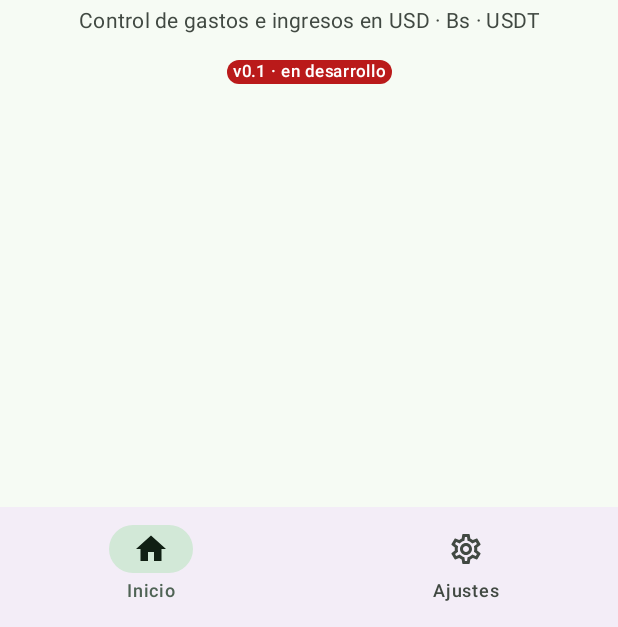
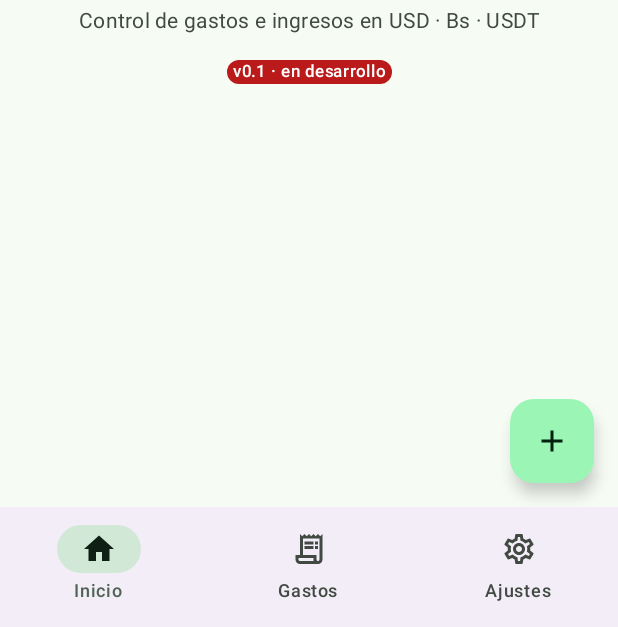
Before and after one commit to SuricatoAviones/spentz-trackr-kotlin, an Android app built with Jetpack Compose: the composable MainNavHost shown on its own in the app's theme, on a phone screen of 412 x 824 dp, the part 609-1236 px from its top. Run offline under Robolectric (Android 15) with nearby library versions, the phone set to English and light mode, and no system bars.

Commit message:
feat: pestana gastos, rutas de formulario y detalle y fab de alta en inicio (docs/08 F3)

```diff
--- a/app/src/main/java/io/github/suricatoaviones/spentztrackr/feature/home/HomeScreen.kt
+++ b/app/src/main/java/io/github/suricatoaviones/spentztrackr/feature/home/HomeScreen.kt
@@ -1,10 +1,15 @@
 package io.github.suricatoaviones.spentztrackr.feature.home
 
 import androidx.compose.foundation.layout.Arrangement
+import androidx.compose.foundation.layout.Box
 import androidx.compose.foundation.layout.Column
 import androidx.compose.foundation.layout.fillMaxSize
 import androidx.compose.foundation.layout.padding
+import androidx.compose.material.icons.Icons
+import androidx.compose.material.icons.filled.Add
 import androidx.compose.material3.Badge
+import androidx.compose.material3.FloatingActionButton
+import androidx.compose.material3.Icon
 import androidx.compose.material3.MaterialTheme
 import androidx.compose.material3.Surface
 import androidx.compose.material3.Text
@@ -18,15 +23,17 @@ import io.github.suricatoaviones.spentztrackr.R
 import io.github.suricatoaviones.spentztrackr.core.designsystem.SpentzMonogram
 
 /**
- * Placeholder de Inicio (Fase 1).
- *
+ * Placeholder de Inicio (Fase 3) con el FAB de alta rápida.
  * En la Fase 6 se convierte en el dashboard real: totales del mes en
- * USD/USDT, presupuesto, últimos movimientos. Por ahora confirma que tema,
- * navegación y modos levantan correctamente.
+ * USD/USDT, presupuesto, últimos movimientos.
  */
 @Composable
-fun HomeScreen(modifier: Modifier = Modifier) {
+fun HomeScreen(
+    onAddExpense: (() -> Unit)? = null,
+    modifier: Modifier = Modifier,
+) {
     Surface(modifier = modifier.fillMaxSize()) {
+        Box(modifier = Modifier.fillMaxSize()) {
             Column(
                 modifier =
                     Modifier
@@ -53,5 +60,20 @@ fun HomeScreen(modifier: Modifier = Modifier) {
                     Text(text = stringResource(R.string.home_phase_badge))
                 }
             }
+            if (onAddExpense != null) {
+                FloatingActionButton(
+                    onClick = onAddExpense,
+                    modifier =
+                        Modifier
+                            .align(Alignment.BottomEnd)
+                            .padding(16.dp),
+                ) {
+                    Icon(
+                        imageVector = Icons.Filled.Add,
+                        contentDescription = stringResource(R.string.expenses_new),
+                    )
                 }
             }
+        }
+    }
+}
--- a/app/src/main/java/io/github/suricatoaviones/spentztrackr/navigation/MainNavHost.kt
+++ b/app/src/main/java/io/github/suricatoaviones/spentztrackr/navigation/MainNavHost.kt
@@ -4,8 +4,10 @@ import androidx.compose.foundation.layout.fillMaxSize
 import androidx.compose.foundation.layout.padding
 import androidx.compose.material.icons.Icons
 import androidx.compose.material.icons.filled.Home
+import androidx.compose.material.icons.filled.ReceiptLong
 import androidx.compose.material.icons.filled.Settings
 import androidx.compose.material.icons.outlined.Home
+import androidx.compose.material.icons.outlined.ReceiptLong
 import androidx.compose.material.icons.outlined.Settings
 import androidx.compose.material3.Icon
 import androidx.compose.material3.NavigationBar
@@ -19,79 +21,123 @@ import androidx.compose.ui.res.stringResource
 import androidx.navigation.NavDestination.Companion.hierarchy
 import androidx.navigation.NavGraph.Companion.findStartDestination
 import androidx.navigation.NavHostController
+import androidx.navigation.NavType
 import androidx.navigation.compose.NavHost
 import androidx.navigation.compose.composable
 import androidx.navigation.compose.currentBackStackEntryAsState
 import androidx.navigation.compose.rememberNavController
+import androidx.navigation.navArgument
 import io.github.suricatoaviones.spentztrackr.R
+import io.github.suricatoaviones.spentztrackr.feature.expenses.ExpenseDetailScreen
+import io.github.suricatoaviones.spentztrackr.feature.expenses.ExpenseFormScreen
+import io.github.suricatoaviones.spentztrackr.feature.expenses.ExpensesScreen
 import io.github.suricatoaviones.spentztrackr.feature.home.HomeScreen
 import io.github.suricatoaviones.spentztrackr.feature.settings.SettingsScreen
 
 /**
- * App principal tras el onboarding: barra inferior Inicio/Ajustes (Fase 1;
- * Gastos/Ingresos llegan con sus fases, según `tracking_type`).
+ * App principal tras el onboarding: barra inferior Inicio/Gastos/Ajustes.
+ * Ingresos llega con la Fase 4 (según `tracking_type`).
  */
 @Composable
 fun MainNavHost(navController: NavHostController = rememberNavController()) {
     val backStackEntry by navController.currentBackStackEntryAsState()
     val currentDestination = backStackEntry?.destination
 
+    val tabs =
+        listOf(
+            Tab(Routes.HOME, R.string.nav_home, Icons.Filled.Home, Icons.Outlined.Home),
+            Tab(Routes.EXPENSES, R.string.nav_expenses, Icons.Filled.ReceiptLong, Icons.Outlined.ReceiptLong),
+            Tab(Routes.SETTINGS, R.string.nav_settings, Icons.Filled.Settings, Icons.Outlined.Settings),
+        )
+
     Scaffold(
         modifier = Modifier.fillMaxSize(),
         bottomBar = {
             NavigationBar {
+                tabs.forEach { tab ->
+                    val selected =
+                        currentDestination?.hierarchy?.any { it.route == tab.route } == true
                     NavigationBarItem(
-                    selected = currentDestination?.hierarchy?.any { it.route == Routes.HOME } == true,
-                    onClick = { navController.navigateToTab(Routes.HOME) },
+                        selected = selected,
+                        onClick = { navController.navigateToTab(tab.route) },
                         icon = {
                             Icon(
-                            imageVector =
-                                if (currentDestination?.hierarchy?.any { it.route == Routes.HOME } == true) {
-                                    Icons.Filled.Home
-                                } else {
-                                    Icons.Outlined.Home
-                                },
+                                imageVector = if (selected) tab.iconSelected else tab.iconUnselected,
                                 contentDescription = null,
                             )
                         },
-                    label = { Text(stringResource(R.string.nav_home)) },
+                        label = { Text(stringResource(tab.labelRes)) },
                     )
-                NavigationBarItem(
-                    selected = currentDestination?.hierarchy?.any { it.route == Routes.SETTINGS } == true,
-                    onClick = { navController.navigateToTab(Routes.SETTINGS) },
-                    icon = {
-                        Icon(
-                            imageVector =
-                                if (currentDestination?.hierarchy?.any { it.route == Routes.SETTINGS } == true) {
-                                    Icons.Filled.Settings
-                                } else {
-                                    Icons.Outlined.Settings
-                                },
-                            contentDescription = null,
-                        )
-                    },
-                    label = { Text(stringResource(R.string.nav_settings)) },
-                )
+                }
             }
         },
     ) { padding ->
         NavHost(
             navController = navController,
             startDestination = Routes.HOME,
-            modifier = Modifier.fillMaxSize().padding(padding),
+            modifier =
+                Modifier
+                    .fillMaxSize()
+                    .padding(padding),
         ) {
             composable(Routes.HOME) {
-                HomeScreen()
+                HomeScreen(onAddExpense = { navController.navigate(Routes.expenseForm()) })
+            }
+            composable(Routes.EXPENSES) {
+                ExpensesScreen(
+                    onAddExpense = { navController.navigate(Routes.expenseForm()) },
+                    onOpenExpense = { id -> navController.navigate(Routes.expenseDetail(id)) },
+                )
             }
             composable(Routes.SETTINGS) {
                 SettingsScreen(
                     onConnectServer = { navController.navigate(Routes.serverLogin(fromSettings = true)) },
                 )
             }
+
+            composable(
+                route = Routes.EXPENSE_FORM,
+                arguments =
+                    listOf(
+                        navArgument(Routes.ARG_EDITING) {
+                            type = NavType.StringType
+                            defaultValue = ""
+                        },
+                    ),
+            ) { entry ->
+                val editingRaw = entry.arguments?.getString(Routes.ARG_EDITING).orEmpty()
+                ExpenseFormScreen(
+                    editingId = editingRaw.toLongOrNull(),
+                    onSaved = { navController.popBackStack() },
+                )
+            }
+
+            composable(
+                route = Routes.EXPENSE_DETAIL,
+                arguments =
+                    listOf(
+                        navArgument(Routes.ARG_EXPENSE_ID) { type = NavType.LongType },
+                    ),
+            ) { entry ->
+                val id = entry.arguments?.getLong(Routes.ARG_EXPENSE_ID) ?: return@composable
+                ExpenseDetailScreen(
+                    expenseId = id,
+                    onBack = { navController.popBackStack() },
+                    onEdit = { editing -> navController.navigate(Routes.expenseForm(editing)) },
+                )
+            }
+
             serverLoginDestination(navController)
         }
     }
 }
+
+private data class Tab(
+    val route: String,
+    val labelRes: Int,
+    val iconSelected: androidx.compose.ui.graphics.vector.ImageVector,
+    val iconUnselected: androidx.compose.ui.graphics.vector.ImageVector,
+)
 
 /** Patrón estándar de tabs: singleTop + estado salvado/restaurado. */
 private fun NavHostController.navigateToTab(route: String) {
--- a/app/src/main/java/io/github/suricatoaviones/spentztrackr/navigation/Routes.kt
+++ b/app/src/main/java/io/github/suricatoaviones/spentztrackr/navigation/Routes.kt
@@ -3,14 +3,22 @@ package io.github.suricatoaviones.spentztrackr.navigation
 /**
  * Rutas de Compose Navigation.
  *
- * Fase 1: onboarding (welcome → modo → login servidor | setup local) + main
- * (inicio + ajustes). El login del servidor se reutiliza desde Ajustes para
- * el cambio de modo, de ahí el parámetro `fromSettings`.
+ * Fase 3: pestaña Gastos + formulario (crear/editar) y detalle.
+ * El formulario se abre sin editing (alta) o con id (edición).
  */
 object Routes {
     const val HOME = "home"
     const val SETTINGS = "settings"
 
+    const val EXPENSES = "expenses"
+    const val EXPENSE_FORM = "expense-form?editing={editing}"
+    const val EXPENSE_DETAIL = "expense-detail/{id}"
+
+    fun expenseForm(editing: Long? = null): String = if (editing == null) "expense-form" else "expense-form?editing=$editing"
+
+    fun expenseDetail(id: Long): String = "expense-detail/$id"
+
+    // Onboarding (Fase 1)
     const val WELCOME = "welcome"
     const val MODE_SELECTION = "mode-selection"
     const val LOCAL_SETUP = "local-setup"
@@ -20,4 +28,8 @@ object Routes {
 
     /** Nombre del argumento de ruta de [SERVER_LOGIN]. */
     const val ARG_FROM_SETTINGS = "fromSettings"
+
+    /** Argumentos del formulario y el detalle. */
+    const val ARG_EDITING = "editing"
+    const val ARG_EXPENSE_ID = "id"
 }
```
Lines whose indentation alone changed are shown as unchanged.
